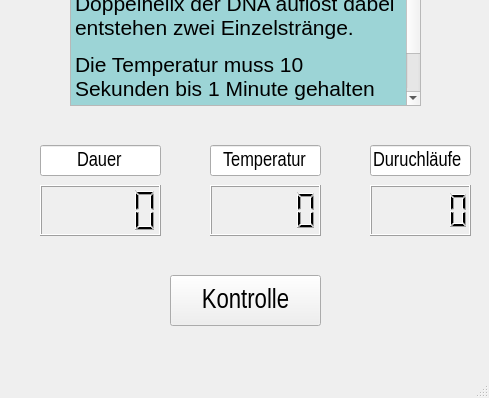
First picture: the form in dipl_Phasenablauf/AblaufWindowDenat_v1.ui, repository diplomarbeit-PCR/Diplomarbeit_PCR, before the edit; both pictures show x 0 to 489 and y 335 to 733 of the 489 by 733 pixel window.
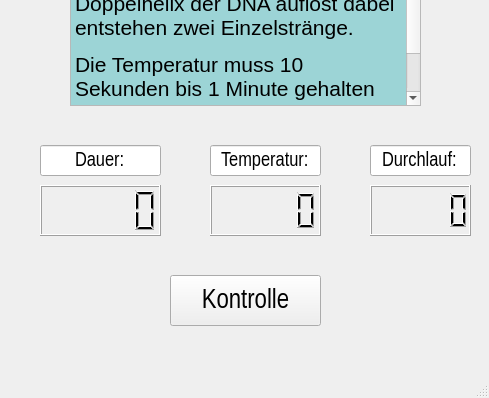
Second picture: the form after the edit.

Patch:
```diff
--- a/dipl_Phasenablauf/AblaufWindowDenat_v1.ui
+++ b/dipl_Phasenablauf/AblaufWindowDenat_v1.ui
@@ -107,7 +107,13 @@
      </font>
     </property>
     <property name="text">
-     <string>Duruchläufe</string>
+     <string>Durchlauf:</string>
+    </property>
+    <property name="alignment">
+     <set>Qt::AlignCenter</set>
+    </property>
+    <property name="readOnly">
+     <bool>true</bool>
     </property>
    </widget>
    <widget class="QLCDNumber" name="Timer_zaehler">
@@ -136,11 +142,14 @@
      </font>
     </property>
     <property name="text">
-     <string>Dauer</string>
+     <string>Dauer:</string>
     </property>
     <property name="alignment">
      <set>Qt::AlignCenter</set>
     </property>
+    <property name="readOnly">
+     <bool>true</bool>
+    </property>
    </widget>
    <widget class="QLCDNumber" name="temp_sensD">
     <property name="geometry">
@@ -168,11 +177,14 @@
      </font>
     </property>
     <property name="text">
-     <string>Temperatur</string>
+     <string>Temperatur:</string>
     </property>
     <property name="alignment">
      <set>Qt::AlignCenter</set>
     </property>
+    <property name="readOnly">
+     <bool>true</bool>
+    </property>
    </widget>
   </widget>
   <widget class="QMenuBar" name="menubar">
```
